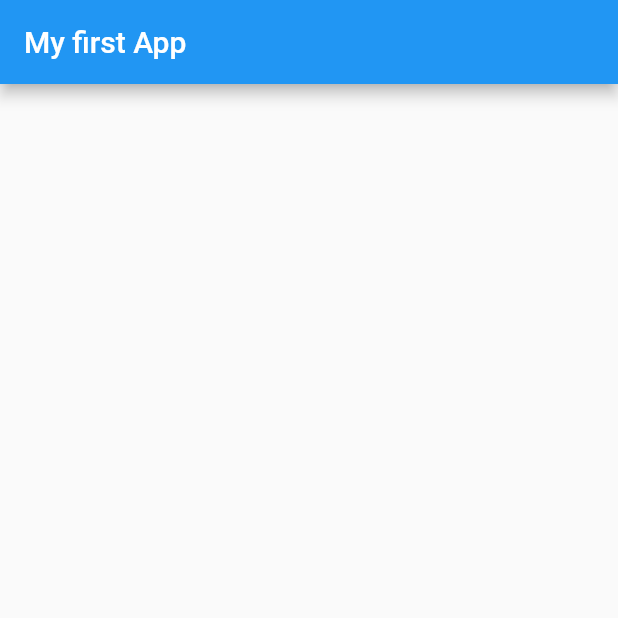
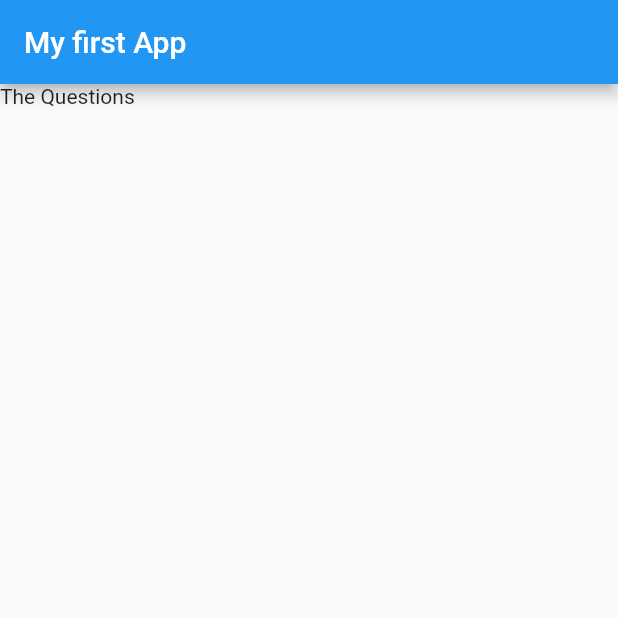
Before and after one commit to cmburch/MobileApps, a Flutter app: the screen it shows after launch, on a phone screen of 412 x 824 dp, the top half of it. Run offline on Flutter 3.47's test engine with Material 2 defaults, Android fonts, the phone set to English and light mode, and no system bars.

Commit message:
add body column widget

```diff
--- a/flutter_demo/lib/main.dart
+++ b/flutter_demo/lib/main.dart
@@ -120,10 +120,12 @@ class MyApp extends StatelessWidget {
   @override
   Widget build(BuildContext context) {
     return MaterialApp(
-        home: Scaffold(
-      appBar: AppBar(
-        title: Text('My first App'),
+      home: Scaffold(
+        appBar: AppBar(
+          title: Text('My first App'),
+        ),
+        body: Column(children:[Text("The Questions")]),
       ),
-    ));
+    );
   }
 }
```
